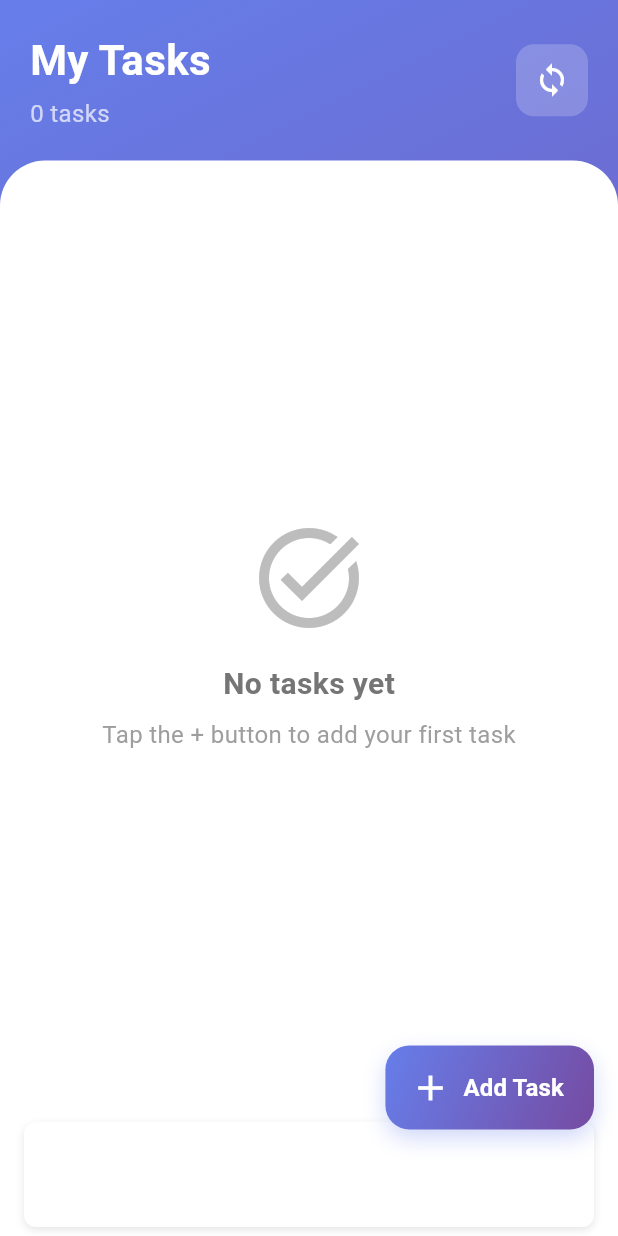
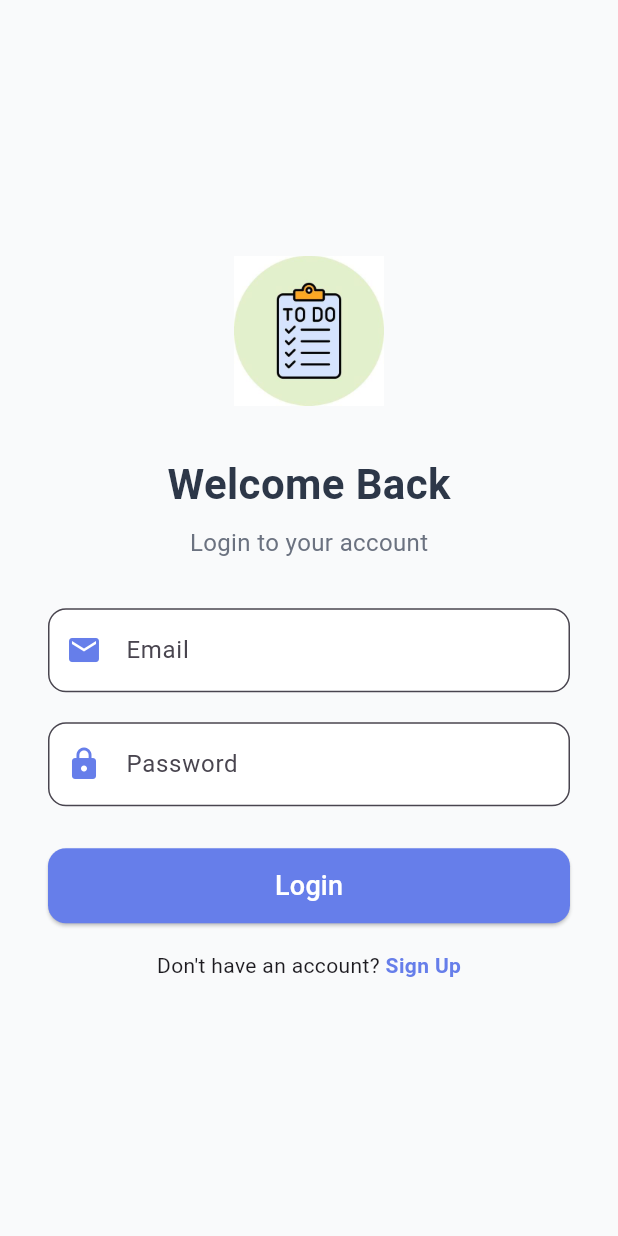
Before and after one commit to niki-trapasiya/nikita_flutter_interview, a Flutter app: the screen it shows after launch, on a phone screen of 412 x 824 dp. Run offline on Flutter 3.47's test engine with Material 3 defaults, Android fonts, the light colour scheme and no system bars; drawn by our look-alikes of google_mobile_ads; our stand-ins replace cloud_firestore, connectivity_plus, firebase_core, get, sqflite; accounts and stored records are empty.

Commit message:
- Login and sign up screen create

```diff
--- a/lib/main.dart
+++ b/lib/main.dart
@@ -5,6 +5,9 @@ import 'package:get/get.dart';
 import 'package:nikita_flutter_interview/modules/splash/presantation/splash_screen.dart';
 import 'package:nikita_flutter_interview/core/services/ad_service.dart';
 import 'firebase_options.dart';
+import 'package:nikita_flutter_interview/modules/auth/presentation/login_screen.dart';
+import 'package:nikita_flutter_interview/modules/auth/presentation/signup_screen.dart';
+import 'package:nikita_flutter_interview/modules/home/presentation/home_screen.dart';
 
 
 Future<void> main() async {
@@ -30,8 +33,14 @@ class MyApp extends StatelessWidget {
   Widget build(BuildContext context) {
     return GetMaterialApp(
       title: 'Todo App',
-      home: SplashScreen(),
       debugShowCheckedModeBanner: false,
+      initialRoute: '/splash',
+      getPages: [
+        GetPage(name: '/splash', page: () => SplashScreen()),
+        GetPage(name: '/login', page: () => LoginScreen()),
+        GetPage(name: '/signup', page: () => SignUpScreen()),
+        GetPage(name: '/home', page: () => HomeScreen()),
+      ],
     );
   }
 }
--- /dev/null
+++ b/lib/modules/auth/presentation/login_screen.dart
@@ -0,0 +1,114 @@
+import 'package:flutter/material.dart';
+import 'package:get/get.dart';
+import '../../../core/constants/app_colors.dart';
+import '../../../core/constants/app_assets.dart';
+
+class LoginScreen extends StatelessWidget {
+  const LoginScreen({Key? key}) : super(key: key);
+
+  @override
+  Widget build(BuildContext context) {
+    return Scaffold(
+      backgroundColor: AppColors.backgroundLight,
+      body: Center(
+        child: SingleChildScrollView(
+          padding: const EdgeInsets.symmetric(horizontal: 32, vertical: 24),
+          child: Column(
+            mainAxisAlignment: MainAxisAlignment.center,
+            children: [
+              Image.asset(
+                ImageAssets.todoLogo,
+                height: 100,
+              ),
+              const SizedBox(height: 32),
+              Text(
+                'Welcome Back',
+                style: TextStyle(
+                  fontSize: 28,
+                  fontWeight: FontWeight.bold,
+                  color: AppColors.textPrimary,
+                ),
+              ),
+              const SizedBox(height: 8),
+              Text(
+                'Login to your account',
+                style: TextStyle(
+                  fontSize: 16,
+                  color: AppColors.textLight,
+                ),
+              ),
+              const SizedBox(height: 32),
+              TextField(
+                decoration: InputDecoration(
+                  labelText: 'Email',
+                  prefixIcon: Icon(Icons.email, color: AppColors.textSecondary),
+                  border: OutlineInputBorder(
+                    borderRadius: BorderRadius.circular(12),
+                    borderSide: BorderSide(color: AppColors.borderLight),
+                  ),
+                  filled: true,
+                  fillColor: AppColors.whiteColor,
+                ),
+                keyboardType: TextInputType.emailAddress,
+              ),
+              const SizedBox(height: 20),
+              TextField(
+                decoration: InputDecoration(
+                  labelText: 'Password',
+                  prefixIcon: Icon(Icons.lock, color: AppColors.textSecondary),
+                  border: OutlineInputBorder(
+                    borderRadius: BorderRadius.circular(12),
+                    borderSide: BorderSide(color: AppColors.borderLight),
+                  ),
+                  filled: true,
+                  fillColor: AppColors.whiteColor,
+                ),
+                obscureText: true,
+              ),
+              const SizedBox(height: 28),
+              SizedBox(
+                width: double.infinity,
+                height: 50,
+                child: ElevatedButton(
+                  style: ElevatedButton.styleFrom(
+                    shape: RoundedRectangleBorder(
+                      borderRadius: BorderRadius.circular(12),
+                    ),
+                    padding: const EdgeInsets.symmetric(vertical: 12),
+                    backgroundColor: AppColors.primaryGradientStart,
+                  ),
+                  onPressed: () {
+                    Get.offAllNamed('/home');
+                  },
+                  child: const Text(
+                    'Login',
+                    style: TextStyle(fontSize: 18, color: Colors.white),
+                  ),
+                ),
+              ),
+              const SizedBox(height: 18),
+              Row(
+                mainAxisAlignment: MainAxisAlignment.center,
+                children: [
+                  const Text('Don\'t have an account? '),
+                  GestureDetector(
+                    onTap: () {
+                      Get.toNamed('/signup');
+                    },
+                    child: Text(
+                      'Sign Up',
+                      style: TextStyle(
+                        color: AppColors.textSecondary,
+                        fontWeight: FontWeight.bold,
+                      ),
+                    ),
+                  ),
+                ],
+              ),
+            ],
+          ),
+        ),
+      ),
+    );
+  }
+}
--- a/lib/modules/splash/controller/splash_controller.dart
+++ b/lib/modules/splash/controller/splash_controller.dart
@@ -20,7 +20,7 @@ class SplashController extends GetxController {
   void startTimeOut() {
     cancelTimer();
     _timer = Timer.periodic(const Duration(seconds: 3), (timer) {
-      Get.off(() => HomeScreen());
+      Get.offNamed('/login');
       cancelTimer();
     });
   }
```
Also changed, not shown: lib/modules/auth/presentation/signup_screen.dart (added, +128 -0 lines).
